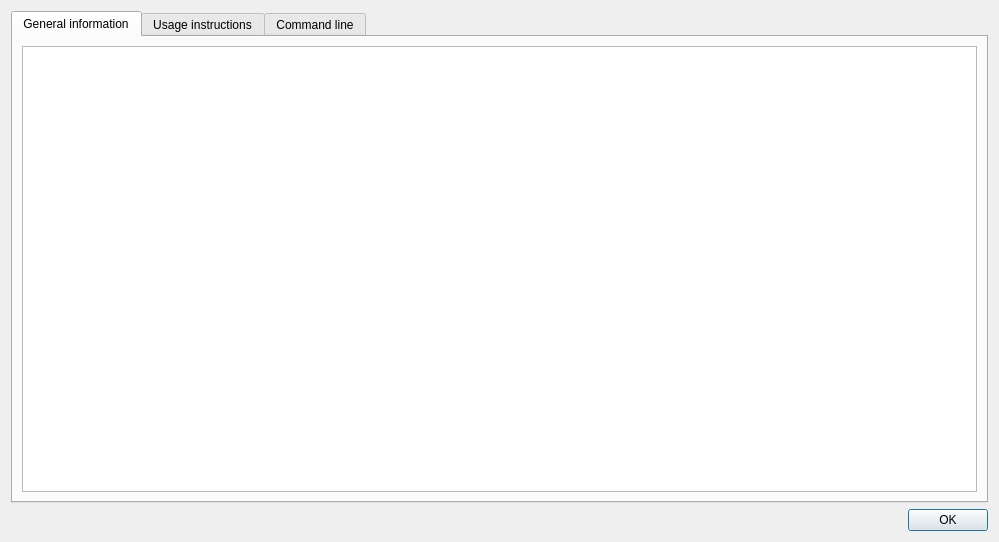
This is gns3/ui/node_info_dialog.ui in GNS3/gns3-gui as Qt 5 draws it before an edit. The edited form follows.
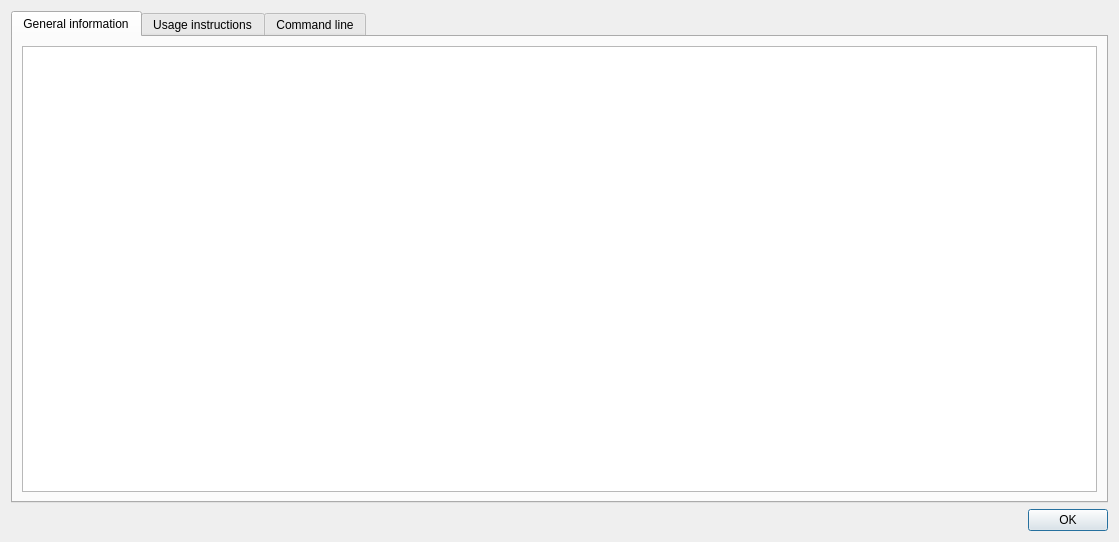
This is the edited form.

Commit message: Fix issue with IOS c7200 templates and usage variable.

The edit to the form file:
```diff
--- a/gns3/ui/node_info_dialog.ui
+++ b/gns3/ui/node_info_dialog.ui
@@ -6,7 +6,7 @@
    <rect>
     <x>0</x>
     <y>0</y>
-    <width>999</width>
+    <width>1119</width>
     <height>542</height>
    </rect>
   </property>
```
The commit also changes 2 other files.
